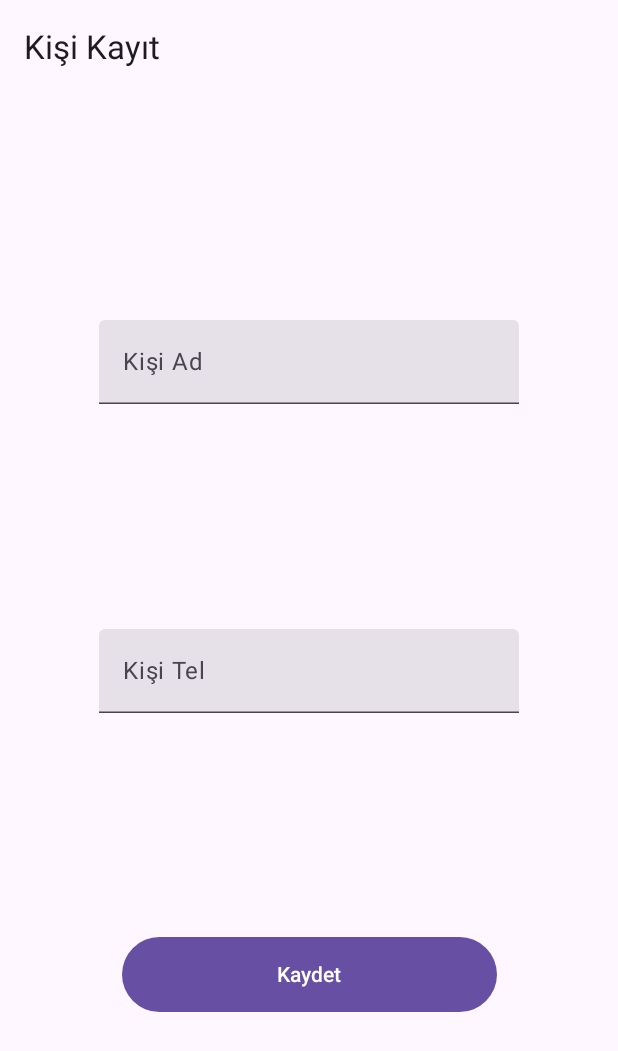
After one commit to MASalmanss/ContactAppJetPackCompose, an Android app built with Jetpack Compose: the @Preview function KisiKayitSayfa, on a phone screen of 412 x 824 dp. The commit adds this screen. Shown: the top 1051 px of the screen. Run offline under Robolectric (Android 15) with nearby library versions, the phone set to English and light mode, and no system bars.

Commit message:
Kisi Kayit page updated

```diff
--- a/contactApp/app/build.gradle.kts
+++ b/contactApp/app/build.gradle.kts
@@ -66,4 +66,8 @@ dependencies {
     androidTestImplementation(libs.androidx.ui.test.junit4)
     debugImplementation(libs.androidx.ui.tooling)
     debugImplementation(libs.androidx.ui.test.manifest)
+    implementation ("androidx.navigation:navigation-compose:2.7.3")
+    implementation ("com.google.code.gson:gson:2.10.1")
+
+
 }
--- /dev/null
+++ b/contactApp/app/src/main/java/com/example/contactappjetpackcompose/data/entity/Kisiler.kt
@@ -0,0 +1,3 @@
+package com.example.contactappjetpackcompose.data.entity
+
+data class Kisiler(var kisi_id : Int , var kisi_ad : String , var kisi_tel : String)
--- /dev/null
+++ b/contactApp/app/src/main/java/com/example/contactappjetpackcompose/uix/view/KisiKayitSayfa.kt
@@ -0,0 +1,50 @@
+package com.example.contactappjetpackcompose.uix.view
+
+import android.icu.text.CaseMap.Title
+import androidx.compose.foundation.layout.Arrangement
+import androidx.compose.foundation.layout.Column
+import androidx.compose.foundation.layout.fillMaxSize
+import androidx.compose.foundation.layout.padding
+import androidx.compose.foundation.layout.size
+import androidx.compose.material3.Button
+import androidx.compose.material3.ExperimentalMaterial3Api
+import androidx.compose.material3.Scaffold
+import androidx.compose.material3.Text
+import androidx.compose.material3.TextField
+import androidx.compose.material3.TopAppBar
+import androidx.compose.runtime.Composable
+import androidx.compose.runtime.getValue
+import androidx.compose.runtime.mutableStateOf
+import androidx.compose.runtime.remember
+import androidx.compose.runtime.setValue
+import androidx.compose.ui.Alignment
+import androidx.compose.ui.Modifier
+import androidx.compose.ui.tooling.preview.Preview
+import androidx.compose.ui.unit.dp
+
+@OptIn(ExperimentalMaterial3Api::class)
+@Composable
+@Preview
+fun KisiKayitSayfa(){
+    var tfKisiAd by remember { mutableStateOf("") }
+    var tfKisiTel by remember { mutableStateOf("") }
+
+    fun kaydet(kisi_da : String , kisi_tel : String){
+
+    }
+
+    Scaffold (topBar = { TopAppBar(title = { Text("Kişi Kayıt") }) })
+    { innerpadding ->
+        Column (modifier = Modifier.fillMaxSize().padding(innerpadding)
+            , verticalArrangement = Arrangement.SpaceEvenly
+            , horizontalAlignment = Alignment.CenterHorizontally)
+        {
+            TextField(value = tfKisiAd , onValueChange = {tfKisiAd = it} , label = { Text(text = "Kişi Ad") } )
+            TextField(value = tfKisiTel , onValueChange = {tfKisiTel = it} , label = { Text(text = "Kişi Tel") } )
+
+            Button(modifier = Modifier.size(250.dp , 50.dp) , onClick = {kaydet(tfKisiAd , tfKisiTel)}) {
+                Text(text = "Kaydet")
+            }
+        }
+    }
+}
--- /dev/null
+++ b/contactApp/app/src/main/res/drawable/ara_resim_24.xml
@@ -0,0 +1,5 @@
+<vector xmlns:android="http://schemas.android.com/apk/res/android" android:height="24dp" android:tint="#000000" android:viewportHeight="24" android:viewportWidth="24" android:width="24dp">
+
+    <path android:fillColor="@android:color/white" android:pathData="M15.5,14h-0.79l-0.28,-0.27C15.41,12.59 16,11.11 16,9.5 16,5.91 13.09,3 9.5,3S3,5.91 3,9.5 5.91,16 9.5,16c1.61,0 3.09,-0.59 4.23,-1.57l0.27,0.28v0.79l5,4.99L20.49,19l-4.99,-5zM9.5,14C7.01,14 5,11.99 5,9.5S7.01,5 9.5,5 14,7.01 14,9.5 11.99,14 9.5,14z"/>
+
+</vector>
--- /dev/null
+++ b/contactApp/app/src/main/res/drawable/kapa_resim_24.xml
@@ -0,0 +1,5 @@
+<vector xmlns:android="http://schemas.android.com/apk/res/android" android:height="24dp" android:tint="#000000" android:viewportHeight="24" android:viewportWidth="24" android:width="24dp">
+
+    <path android:fillColor="@android:color/white" android:pathData="M19,6.41L17.59,5 12,10.59 6.41,5 5,6.41 10.59,12 5,17.59 6.41,19 12,13.41 17.59,19 19,17.59 13.41,12z"/>
+
+</vector>
```
Also changed, not shown: contactApp/app/src/main/java/com/example/contactappjetpackcompose/MainActivity.kt (+2 -22 lines), contactApp/app/src/main/java/com/example/contactappjetpackcompose/uix/view/Anasayfa.kt (added, +36 -0 lines), contactApp/app/src/main/java/com/example/contactappjetpackcompose/uix/view/KisiDetaySayfa.kt (added, +40 -0 lines), contactApp/app/src/main/java/com/example/contactappjetpackcompose/uix/view/SayfaGecisleri.kt (added, +24 -0 lines).
